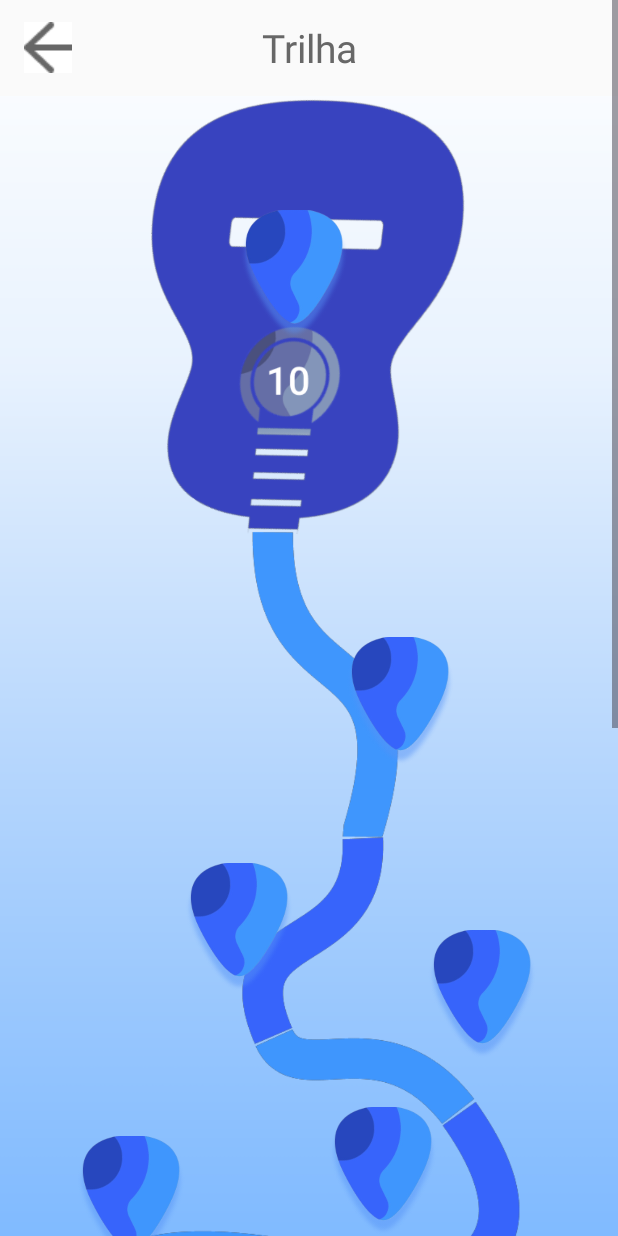
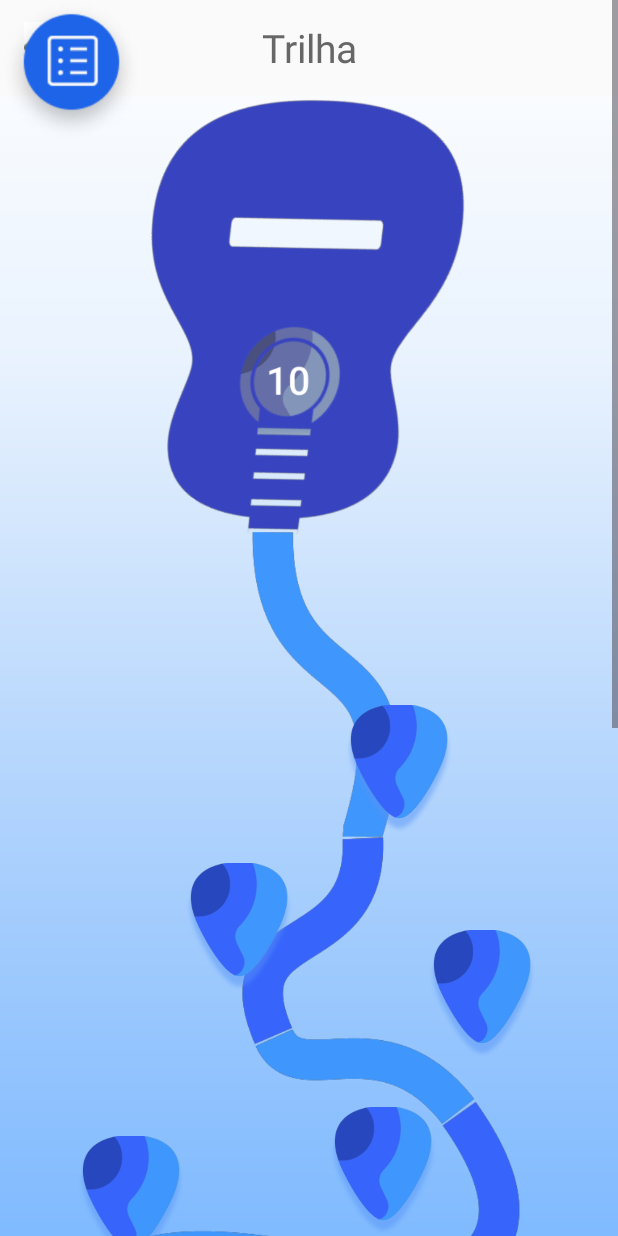
Before and after one commit to DevSamuelMuniz/Daccord, an Android app: the trilha screen opened directly, with no data from a screen before it, on a phone screen of 412 x 824 dp. Run offline under Robolectric (Android 15) with nearby library versions, the phone set to English and light mode, and no system bars; Roboto replaces fonts that are not available here.

Commit message:
sub modulos

```diff
--- a/app/build.gradle.kts
+++ b/app/build.gradle.kts
@@ -54,4 +54,5 @@
     implementation("androidx.viewpager2:viewpager2:1.0.0")
     implementation("me.relex:circleindicator:2.1.6")
     implementation ("androidx.core:core-splashscreen:1.0.0-beta02")
+    implementation ("com.android.support:recyclerview-v7:28.0.0")
 }
--- a/app/src/main/AndroidManifest.xml
+++ b/app/src/main/AndroidManifest.xml
@@ -12,6 +12,9 @@
         android:supportsRtl="true"
         android:theme="@style/Theme.Ichords"
         tools:targetApi="31">
+        <activity
+            android:name=".modulo_um"
+            android:exported="false" />
         <activity
             android:name=".toolbarvolta"
             android:exported="false" />
--- a/app/src/main/java/com/example/ichords/trilha.kt
+++ b/app/src/main/java/com/example/ichords/trilha.kt
@@ -1,16 +1,25 @@
 package com.example.ichords
 
+import android.content.Intent
 import android.os.Bundle
 import android.view.View
+import android.widget.ImageView
 import androidx.appcompat.app.AppCompatActivity
 
 class trilha : AppCompatActivity() {
+    private lateinit var modulo1: ImageView
 
     override fun onCreate(savedInstanceState: Bundle?) {
         super.onCreate(savedInstanceState)
         setContentView(R.layout.trilha)
 
+        modulo1 = findViewById(R.id.modulo1)
 
+        modulo1.setOnClickListener {
+            val intent = Intent(this, modulo_um::class.java)
+            startActivity(intent)
+
+        }
     }
     override fun onBackPressed() {
         super.onBackPressed()
--- /dev/null
+++ b/app/src/main/res/drawable/container.xml
@@ -0,0 +1,6 @@
+<?xml version="1.0" encoding="utf-8"?>
+<shape xmlns:android="http://schemas.android.com/apk/res/android">
+    <solid android:color="@color/blue"/>
+    <stroke android:width="2dp" android:color="@color/white"/>
+    <corners android:radius="30dp" />
+</shape>
--- a/app/src/main/res/layout/trilha.xml
+++ b/app/src/main/res/layout/trilha.xml
@@ -21,7 +21,8 @@
             android:adjustViewBounds="true"
             android:scaleType="centerCrop"
             android:src="@drawable/violaotrilha"
-            app:layout_constraintTop_toBottomOf="@+id/toolbar" />
+            app:layout_constraintTop_toBottomOf="@+id/toolbar"
+            tools:layout_editor_absoluteX="0dp" />
 
         <include
             android:id="@+id/toolbar"
@@ -156,26 +157,20 @@
             android:scaleType="centerCrop"
             app:layout_constraintBottom_toBottomOf="@+id/modulo8"
             app:layout_constraintEnd_toEndOf="parent"
-            app:layout_constraintHorizontal_bias="0.687"
+            app:layout_constraintHorizontal_bias="0.685"
             app:layout_constraintStart_toStartOf="parent"
             app:layout_constraintTop_toTopOf="parent"
-            app:layout_constraintVertical_bias="0.738"
+            app:layout_constraintVertical_bias="0.817"
             app:srcCompat="@drawable/logotrilha" />
 
         <ImageButton
-            android:id="@+id/modulo10"
-            android:layout_width="80.77dp"
-            android:layout_height="87.69dp"
-            android:adjustViewBounds="true"
+            android:layout_width="95dp"
+            android:layout_height="95dp"
             android:background="@android:color/transparent"
             android:scaleType="centerCrop"
-            app:layout_constraintBottom_toBottomOf="@+id/modulo9"
-            app:layout_constraintEnd_toEndOf="parent"
-            app:layout_constraintHorizontal_bias="0.472"
-            app:layout_constraintStart_toStartOf="parent"
-            app:layout_constraintTop_toTopOf="parent"
-            app:layout_constraintVertical_bias="0.329"
-            app:srcCompat="@drawable/logotrilha" />
+            android:src="@drawable/conteudo"
+            tools:layout_editor_absoluteX="0dp"
+            tools:layout_editor_absoluteY="90dp" />
 
     </androidx.constraintlayout.widget.ConstraintLayout>
 
--- a/app/src/main/res/values/strings.xml
+++ b/app/src/main/res/values/strings.xml
@@ -22,4 +22,8 @@
     <string name="perguntaEstilo"><b>Quais são seus estilos</b> musicais favoritos?</string>
     <string name="btnFinalizar">Finalizar</string>
     <string name="barTrilha">Trilha</string>
+
+    <string name="temModuloUm">Módulo \n<b>Introdução ao Violão</b></string>
+    <string name="moduloTitulo">Conhecendo a anatomia \ndo violão</string>
+    <string name="status">Em andamento</string>
 </resources>
--- a/app/src/main/res/values/styles.xml
+++ b/app/src/main/res/values/styles.xml
@@ -9,4 +9,7 @@
         <item name="android:textSize">16sp</item>
     </style>
 
+    <style name="borda">
+        <item name="android:background">@color/blue</item>
+    </style>
 </resources>
```
Also changed, not shown: app/src/main/java/com/example/ichords/modulo_um.kt (added, +11 -0 lines), app/src/main/res/layout/activity_modulo_um.xml (added, +57 -0 lines), app/src/main/res/layout/modulo_rv.xml (added, +89 -0 lines), app/src/main/res/layout/rv_modulo.xml (added, +13 -0 lines), app/src/main/res/drawable/conteudo.png (added), app/src/main/res/drawable/refazer.png (added).
